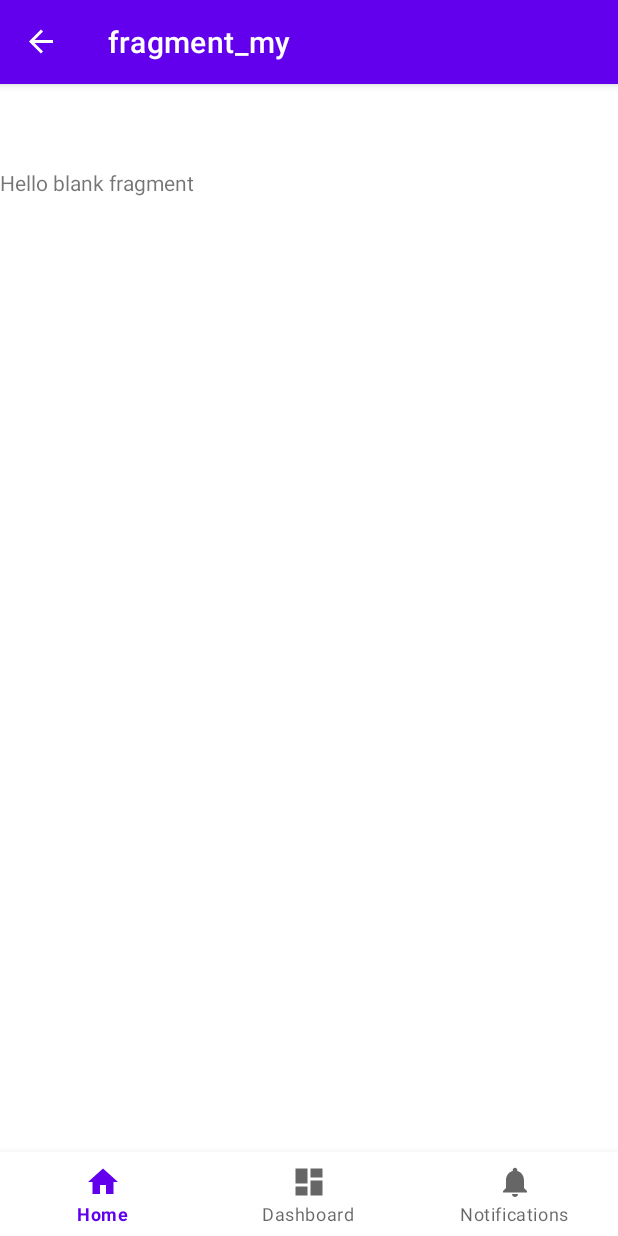
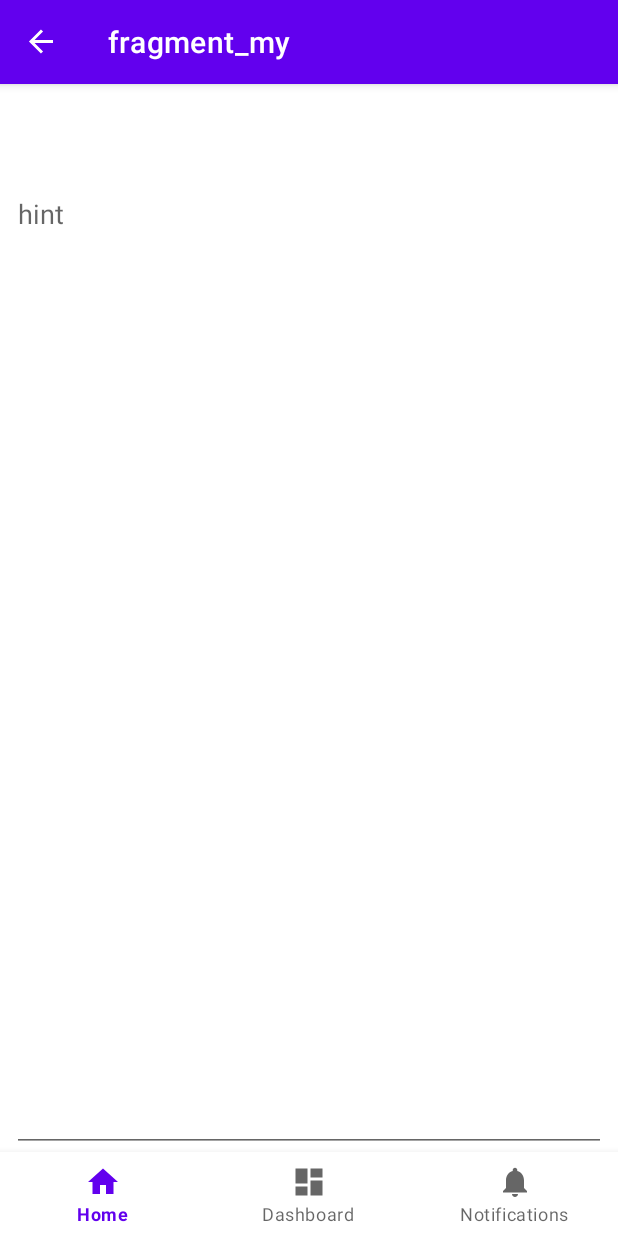
Before and after one commit to AndreyK1105/notePad-android, an Android app: the MyFragment screen opened through its navigation route, on a phone screen of 412 x 824 dp. Run offline under Robolectric (Android 15) with nearby library versions, the phone set to English and light mode, and no system bars; our stand-ins replace navigation-ui.

Commit message:
recyclerView

```diff
--- a/app/src/main/java/com/example/mynotepad/ui/dashboard/AdapterNotes.kt
+++ b/app/src/main/java/com/example/mynotepad/ui/dashboard/AdapterNotes.kt
@@ -22,13 +22,13 @@ class AdapterNotes(private val notes: List<Note>): RecyclerView.Adapter < Adapte
     }
 
     override fun onCreateViewHolder(parent: ViewGroup, viewType: Int): ViewHolder {
-        Log.v("a","adapter bnind ${ notes[0].textNote}" )
+        Log.v("a","adapter create ${ notes[0].textNote}" )
        val view=LayoutInflater.from(parent.context).inflate(R.layout.item_note,parent,false)
         return ViewHolder(view)
     }
 
     override fun onBindViewHolder(holder: ViewHolder, position: Int) {
-        Log.v("a","adapter bnind ${ notes[0].textNote}" )
+       // Log.v("a","adapter bnind ${ notes[0].textNote}" )
        holder.textView.text=notes[position].textNote
     }
 
--- a/app/src/main/java/com/example/mynotepad/ui/fragments/MyFragment.kt
+++ b/app/src/main/java/com/example/mynotepad/ui/fragments/MyFragment.kt
@@ -1,13 +1,19 @@
 package com.example.mynotepad.ui.fragments
 
 import android.os.Bundle
+import android.text.Editable
+import android.text.TextWatcher
+import android.util.Log
 import androidx.fragment.app.Fragment
 import android.view.LayoutInflater
 import android.view.View
 import android.view.ViewGroup
+import android.widget.EditText
 import androidx.recyclerview.widget.RecyclerView
 import com.example.mynotepad.R
 import com.example.mynotepad.databinding.FragmentMyBinding
+import com.example.mynotepad.ui.dashboard.DashboardViewModel
+import org.koin.androidx.viewmodel.ext.android.viewModel
 
 // TODO: Rename parameter arguments, choose names that match
 // the fragment initialization parameters, e.g. ARG_ITEM_NUMBER
@@ -24,11 +30,14 @@ class MyFragment : Fragment() {
     private var param1: String? = null
     private var param2: String? = null
 
-    private  var _binding: FragmentMyBinding?=null
+    private  var _binding: FragmentMyBinding ?=null
 
     private val binding get() = _binding!!
 
     private lateinit var recyclerView: RecyclerView
+
+    private val viewModel by viewModel<DashboardViewModel>()
+
 
     override fun onCreate(savedInstanceState: Bundle?) {
         super.onCreate(savedInstanceState)
@@ -45,6 +54,25 @@ class MyFragment : Fragment() {
         savedInstanceState: Bundle?
     ): View? {
         _binding=FragmentMyBinding.inflate(inflater,container, false)
+
+        val editText:EditText
+        editText=binding.textInputEditText
+
+        editText.addTextChangedListener(object :TextWatcher{
+            override fun afterTextChanged(p0: Editable?) {
+
+            }
+
+            override fun beforeTextChanged(p0: CharSequence?, p1: Int, p2: Int, p3: Int) {
+
+            }
+            override fun onTextChanged(p0: CharSequence?, p1: Int, p2: Int, p3: Int) {
+                Log.v("a","My fragment onTextChanged  ${p0}  p1=${p1}  p2=${p2} p3=${p3}  ")
+            }
+        })
+
+
+
         //val view = binding.root
         // Inflate the layout for this fragment
     return binding.root
--- a/app/src/main/res/layout/fragment_my.xml
+++ b/app/src/main/res/layout/fragment_my.xml
@@ -1,14 +1,24 @@
 <?xml version="1.0" encoding="utf-8"?>
-<FrameLayout xmlns:android="http://schemas.android.com/apk/res/android"
+<androidx.constraintlayout.widget.ConstraintLayout xmlns:android="http://schemas.android.com/apk/res/android"
+    xmlns:app="http://schemas.android.com/apk/res-auto"
     xmlns:tools="http://schemas.android.com/tools"
     android:layout_width="match_parent"
     android:layout_height="match_parent"
     tools:context=".ui.fragments.MyFragment">
 
     <!-- TODO: Update blank fragment layout -->
-    <TextView
-        android:layout_width="match_parent"
+
+    <com.google.android.material.textfield.TextInputEditText
+        android:id="@+id/textInputEditText"
+        android:layout_width="0dp"
         android:layout_height="match_parent"
-        android:text="@string/hello_blank_fragment" />
+        android:layout_marginStart="8dp"
+        android:layout_marginTop="8dp"
+        android:layout_marginEnd="8dp"
+        android:gravity="top"
+        android:hint="hint"
+        app:layout_constraintEnd_toEndOf="parent"
+        app:layout_constraintStart_toStartOf="parent"
+        app:layout_constraintTop_toTopOf="parent" />
 
-</FrameLayout>
+</androidx.constraintlayout.widget.ConstraintLayout>
--- a/data/src/main/java/com/example/data/repository/NoteRepositoryImpl.kt
+++ b/data/src/main/java/com/example/data/repository/NoteRepositoryImpl.kt
@@ -23,8 +23,9 @@ class NoteRepositoryImpl (private val noteStorage: NoteStorage,
                 val notes = arrayListOf<Note>()
                 for (note in value) {
                     notes.add(Note(note.id, note.textNote))
-                    emit(notes.toList())
+
                 }
+                emit(notes.toList())
             }
         }
 
@@ -37,8 +38,9 @@ class NoteRepositoryImpl (private val noteStorage: NoteStorage,
                val notes = arrayListOf<Note>()
                for (note in value) {
                    notes.add(Note(note.id, note.textNote))
-                   emit(notes.toList())
+
                }
+               emit(notes.toList())
            }
 
           }
--- a/data/src/main/java/com/example/data/storage/roomstorage/RoomNoteStorage.kt
+++ b/data/src/main/java/com/example/data/storage/roomstorage/RoomNoteStorage.kt
@@ -23,9 +23,8 @@ class RoomNoteStorage(
                 val notes = arrayListOf<NoteRepositoryEntity>()
                 for (note in value) {
                     notes.add(NoteRepositoryEntity(note.id, note.note))
-                    emit(notes.toList())
                 }
-
+                emit(notes.toList())
             }
         }
 
```
Also changed, not shown: app/src/main/java/com/example/mynotepad/ui/dashboard/DashboardFragment.kt (+34 -13 lines), app/src/main/res/layout/fragment_dashboard.xml (+14 -22 lines).
